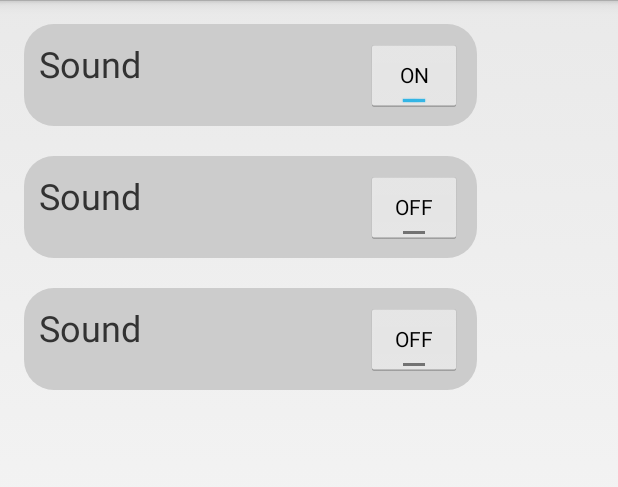
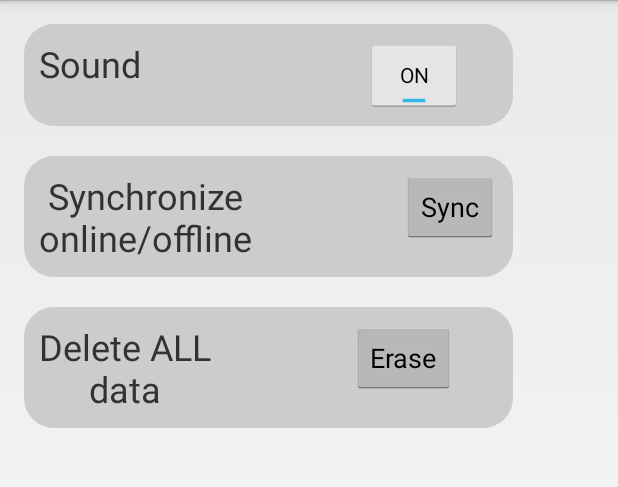
Before and after one commit to mcorbridge/PasswordProtector, an Android app: the SettingsActivity screen opened directly, with no data from a screen before it, on a phone screen of 412 x 824 dp, the part 72-559 px from its top. Run offline under Robolectric (Android 15) with nearby library versions, the phone set to English and light mode, and no system bars.

Commit message:
add ability for user to delete all their data

```diff
--- a/app/src/main/AndroidManifest.xml
+++ b/app/src/main/AndroidManifest.xml
@@ -96,7 +96,11 @@
             android:name=".settings.SettingsActivity"
             android:configChanges="orientation"
             android:label="@string/app_name"
-            android:screenOrientation="portrait"  >
+            android:screenOrientation="portrait" >
+        </activity>
+        <activity
+            android:name=".delete.EmergencyDataEraseActivity"
+            android:label="@string/title_activity_emergency_data_erase" >
         </activity>
     </application>
 
--- a/app/src/main/java/com/mcorbridge/passwordprotector/constants/ApplicationConstants.java
+++ b/app/src/main/java/com/mcorbridge/passwordprotector/constants/ApplicationConstants.java
@@ -12,6 +12,7 @@ public class ApplicationConstants {
     public static final String READ = "read";
     public static final String UPDATE = "update";
     public static final String DELETE = "delete";
+    public static final String DELETE_ALL = "deleteAll";
 
     public static final long MILLI_PER_EIGHT_HR = 8 * 60 * 60 * 1000;
 
--- /dev/null
+++ b/app/src/main/java/com/mcorbridge/passwordprotector/delete/EmergencyDataEraseActivity.java
@@ -0,0 +1,81 @@
+package com.mcorbridge.passwordprotector.delete;
+
+import android.content.Context;
+import android.content.SharedPreferences;
+import android.os.Bundle;
+import android.util.Pair;
+import android.view.Menu;
+import android.view.MenuItem;
+
+import com.mcorbridge.passwordprotector.BaseActivity;
+import com.mcorbridge.passwordprotector.JSON.JsonTask;
+import com.mcorbridge.passwordprotector.interfaces.IPasswordActivity;
+import com.mcorbridge.passwordprotector.model.ApplicationModel;
+import com.mcorbridge.passwordprotector.service.ServletPostAsyncTask;
+import com.mcorbridge.passwordprotector.sql.PasswordsDataSource;
+
+public class EmergencyDataEraseActivity extends BaseActivity implements IPasswordActivity {
+
+    private ApplicationModel applicationModel;
+    private SharedPreferences pref;
+    private PasswordsDataSource passwordsDataSource;
+    private Context context;
+
+    public EmergencyDataEraseActivity(Context context){
+        applicationModel = ApplicationModel.getInstance();
+        passwordsDataSource = new PasswordsDataSource(context);
+        pref = context.getSharedPreferences("PasswordProtector", MODE_PRIVATE);
+        this.context = context;
+    }
+
+    @Override
+    protected void onCreate(Bundle savedInstanceState) {
+        super.onCreate(savedInstanceState);
+    }
+
+    @Override
+    public boolean onCreateOptionsMenu(Menu menu) {
+        return true;
+    }
+
+    @Override
+    public boolean onOptionsItemSelected(MenuItem item) {
+        return true;
+    }
+
+    public void eraseSharedPreferences(){
+        SharedPreferences.Editor editor = pref.edit();
+        editor.putString("secret_key", null);
+        editor.putString("sound_setting", null);
+        editor.putString("secret_email", null);
+        editor.putString("completed_visual_key", null);
+        editor.apply();
+    }
+
+    public void eraseLocalDataStore(){
+        passwordsDataSource.open();
+        passwordsDataSource.deleteLocalPasswordData();
+        passwordsDataSource.close();
+    }
+
+    public void eraseLocalMemoryStore(){
+        applicationModel.setDecipheredPasswordDataVOs(null);
+    }
+
+    public void eraseCloudStore()throws  Exception{
+        String jsonRequest = JsonTask.createDeleteAllJSON();
+        new ServletPostAsyncTask().execute(new Pair<Context, String>(context, jsonRequest));
+    }
+
+    public void processResults(String results){
+        System.out.println("--------------> processResults " + results);
+    }
+
+    public void signOut(){
+        System.out.println("--------------> signOut");
+    }
+
+    public void showTimeoutWarning(){
+        System.out.println("--------------> showTimeoutWarning");
+    }
+}
--- a/app/src/main/java/com/mcorbridge/passwordprotector/service/ServletPostAsyncTask.java
+++ b/app/src/main/java/com/mcorbridge/passwordprotector/service/ServletPostAsyncTask.java
@@ -69,7 +69,7 @@ public class ServletPostAsyncTask extends AsyncTask<Pair<Context, String>, Void,
      * in the following if-else or it will not be included in the onPostExecute
      */
     protected void onPostExecute(final String result){
-        //Toast.makeText(context, result, Toast.LENGTH_LONG).show();
+
         Activity main = (Activity)context;
 
         String className = main.getClass().getName();
@@ -78,7 +78,8 @@ public class ServletPostAsyncTask extends AsyncTask<Pair<Context, String>, Void,
             className.contains("ReadActivity")   ||
             className.contains("UpdateActivity") ||
             className.contains("DeleteActivity") ||
-            className.contains("PasswordDataActivity")){
+            className.contains("PasswordDataActivity") ||
+            className.contains("EmergencyDataEraseActivity")){
                 ((IPasswordActivity) main).processResults(result);
         }
     }
--- a/app/src/main/java/com/mcorbridge/passwordprotector/video/VideoActivity.java
+++ b/app/src/main/java/com/mcorbridge/passwordprotector/video/VideoActivity.java
@@ -57,6 +57,10 @@ public class VideoActivity extends BaseActivity {
     protected void onCreate(Bundle savedInstanceState) {
         super.onCreate(savedInstanceState);
         setContentView(R.layout.activity_video);
+
+        if(applicationModel.isDevMode()){
+            new Intent(this,PracticeActivity.class);
+        }
 
         textView = (TextView)findViewById(R.id.textView);
         textView.setText(titles[ndx]);
--- a/app/src/main/res/layout/activity_settings.xml
+++ b/app/src/main/res/layout/activity_settings.xml
@@ -20,18 +20,17 @@
             <TextView
                 android:layout_width="wrap_content"
                 android:layout_height="wrap_content"
-                android:text="Sound"
+                android:text="@string/settings_sound"
                 android:gravity="center"
-                android:textSize="24dp"/>
+                android:textSize="24sp"/>
             <Space
                 android:layout_width="150dp"
                 android:layout_height="match_parent" />
             <ToggleButton
                 android:layout_width="wrap_content"
                 android:layout_height="wrap_content"
-                android:text="New ToggleButton"
                 android:id="@+id/toggleButtonSound"
-                android:layout_gravity="right"
+                android:layout_gravity="end"
                 android:onClick="doSoundClick"/>
         </LinearLayout>
 
@@ -44,19 +43,19 @@
             <TextView
                 android:layout_width="wrap_content"
                 android:layout_height="wrap_content"
-                android:text="Sound"
+                android:text="@string/settings_sync"
                 android:gravity="center"
-                android:textSize="24dp"/>
+                android:textSize="24sp"/>
             <Space
-                android:layout_width="150dp"
+                android:layout_width="100dp"
                 android:layout_height="match_parent" />
-            <ToggleButton
+            <Button
                 android:layout_width="wrap_content"
                 android:layout_height="wrap_content"
-                android:text="New ToggleButton"
-                android:id="@+id/toggleButtonSound1"
-                android:layout_gravity="right"
-                android:onClick="doSoundClick"/>
+                android:id="@+id/buttonSync"
+                android:text="Sync"
+                android:layout_gravity="end"
+                android:onClick="doSyncClick"/>
         </LinearLayout>
 
         <LinearLayout
@@ -68,19 +67,19 @@
             <TextView
                 android:layout_width="wrap_content"
                 android:layout_height="wrap_content"
-                android:text="Sound"
+                android:text="@string/settings_erase"
                 android:gravity="center"
-                android:textSize="24dp"/>
+                android:textSize="24sp"/>
             <Space
-                android:layout_width="150dp"
+                android:layout_width="94dp"
                 android:layout_height="match_parent" />
-            <ToggleButton
+            <Button
                 android:layout_width="wrap_content"
                 android:layout_height="wrap_content"
-                android:text="New ToggleButton"
-                android:id="@+id/toggleButtonSound2"
-                android:layout_gravity="right"
-                android:onClick="doSoundClick"/>
+                android:id="@+id/buttonErase"
+                android:text="Erase"
+                android:layout_gravity="end"
+                android:onClick="doEmergencyEraseClick"/>
         </LinearLayout>
 
     </LinearLayout>
--- a/app/src/main/res/values/strings.xml
+++ b/app/src/main/res/values/strings.xml
@@ -51,5 +51,9 @@
     <string name="locked_out_msg">The PasswordProtector application is now locked for 8 hours.\nAn email has been sent to the account owner</string>
     <string name="create_limit_reached">This trial version allows you to same six passwords.  To save up to 100 passwords, please purchase the PasswordProtector Unlimited version.</string>
     <string name="title_activity_settings">SettingsActivity</string>
+    <string name="settings_sound">Sound</string>
+    <string name="settings_sync">Synchronize\nonline/offline</string>
+    <string name="settings_erase">Delete ALL\ndata</string>
+    <string name="title_activity_emergency_data_erase">EmergencyDataEraseActivity</string>
 
 </resources>
```
Also changed, not shown: app/src/main/java/com/mcorbridge/passwordprotector/JSON/JsonTask.java (+8 -0 lines), app/src/main/java/com/mcorbridge/passwordprotector/PassPhraseActivity.java (+12 -4 lines), app/src/main/java/com/mcorbridge/passwordprotector/settings/SettingsActivity.java (+61 -0 lines), app/src/main/res/layout/activity_emergency_data_erase.xml (added, +12 -0 lines), app/src/main/res/menu/menu_emergency_data_erase.xml (added, +7 -0 lines).
